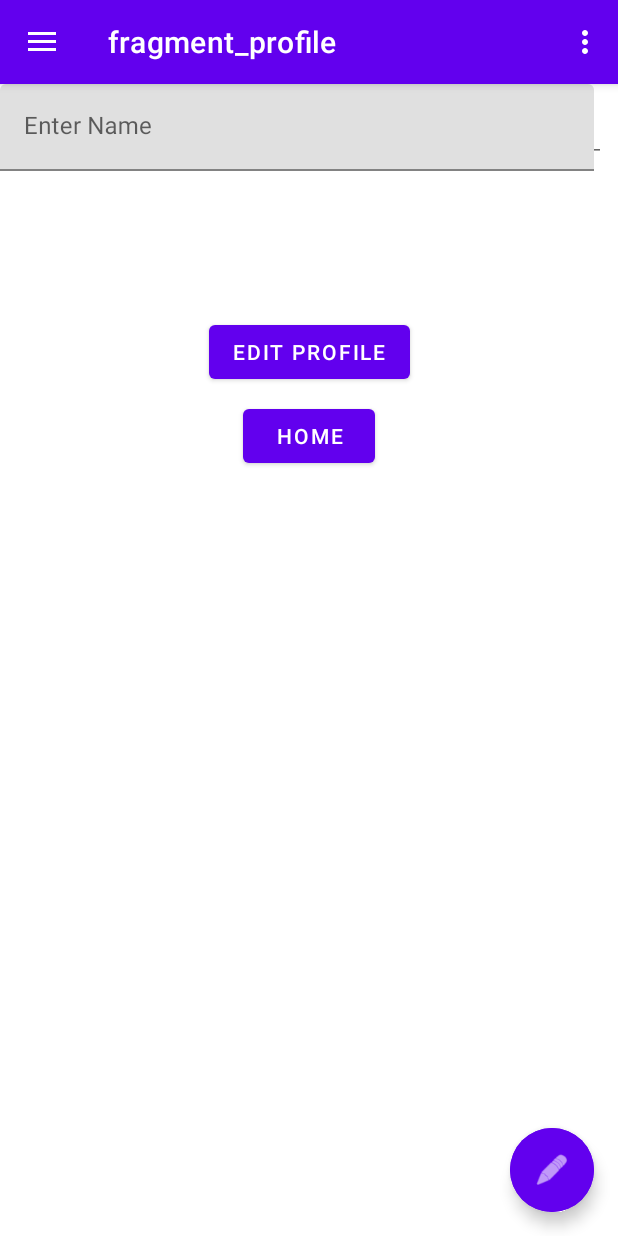
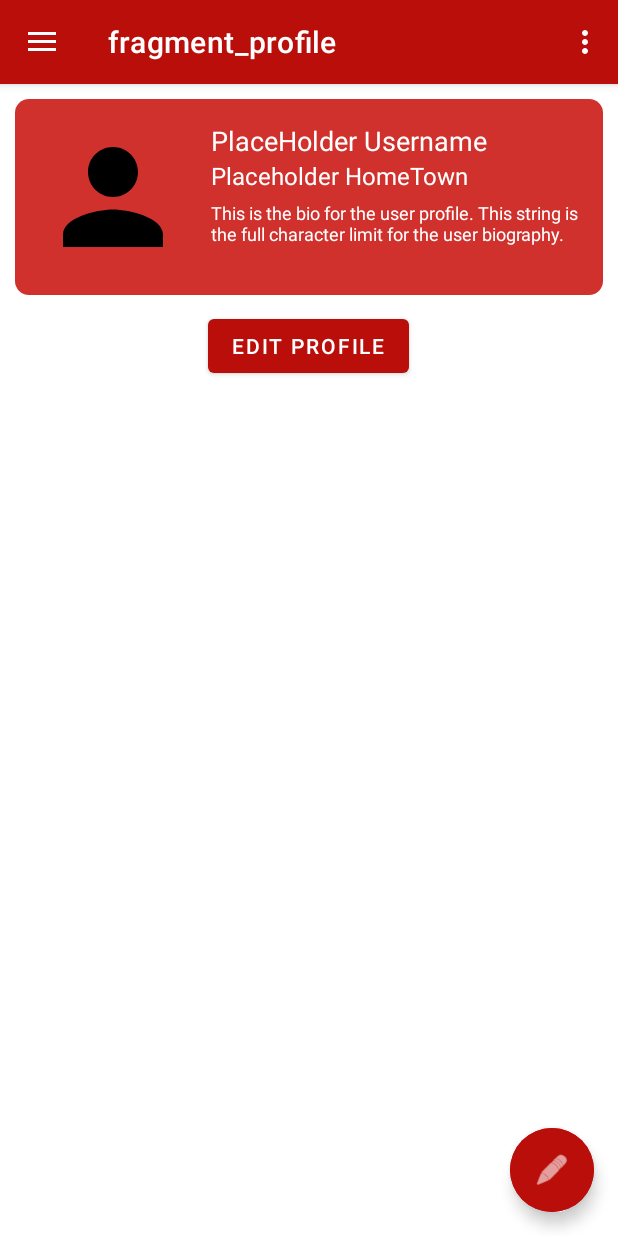
Before and after one commit to bpetroski/travel-log-app, an Android app: the screen it shows after launch (MainActivity), after a tap on "VIEW PROFILE", on a phone screen of 412 x 824 dp. Run offline under Robolectric (Android 15) with nearby library versions, the phone set to English and light mode, and no system bars; our stand-ins replace navigation-ui; 1 statement that could not run was skipped.

Commit message:
bpetroski - updates: - added colors and changed base theme to red - Fixed profile fragment so it now shows up. - renamed textview IDs for ProfileFragment
Signed-off-by: bpetroski <brenden.petroski@gmail.com>

```diff
--- a/app/src/main/java/com/travelbetadisaster/travel_log/ui/profile/ProfileFragment.kt
+++ b/app/src/main/java/com/travelbetadisaster/travel_log/ui/profile/ProfileFragment.kt
@@ -38,9 +38,9 @@ class ProfileFragment : Fragment() {
         val view = binding.root
 
 
-        textViewName = view.findViewById(R.id.name)
-        textViewHomeTown = view.findViewById(R.id.hometown)
-        textViewDescription = view.findViewById(R.id.bioContainer)
+        textViewName = view.findViewById(R.id.userName)
+        textViewHomeTown = view.findViewById(R.id.userHometown)
+        textViewDescription = view.findViewById(R.id.userBio)
 
         listenerSetup()
 
@@ -53,7 +53,7 @@ class ProfileFragment : Fragment() {
       //  TODO("set button names correctly")
       //  TODO("there are no buttons on fragment")
         binding.editButton.setOnClickListener { onEditClick() }
-        binding.homeButton.setOnClickListener { onXClick() }
+//        binding.homeButton.setOnClickListener { onXClick() }
      //   /*binding.historyButton.setOnClickListener { onHistoryClick() }*/ TODO( "if history is implemented in time re-enable this")
     }
 
--- a/app/src/main/res/layout/fragment_edit_journal_entry.xml
+++ b/app/src/main/res/layout/fragment_edit_journal_entry.xml
@@ -93,7 +93,7 @@
             android:layout_weight="1"
             android:id="@+id/btnSetLocation"
             android:contentDescription="@string/set_location"
-            android:backgroundTint="@color/design_default_color_primary"
+            android:backgroundTint="?attr/colorPrimary"
             android:src="@drawable/baseline_pin_drop_24"
             app:tint="@color/design_default_color_on_primary">
         </ImageButton>
@@ -148,7 +148,7 @@
             android:layout_width="match_parent"
             android:layout_height="match_parent"
             android:layout_weight="2"
-            android:backgroundTint="@color/design_default_color_primary"
+            android:backgroundTint="?attr/colorPrimary"
             android:contentDescription="@string/add_picture"
             android:src="@drawable/ic_menu_camera"
             app:tint="@color/design_default_color_on_primary">
--- a/app/src/main/res/layout/fragment_journal_entry.xml
+++ b/app/src/main/res/layout/fragment_journal_entry.xml
@@ -9,8 +9,8 @@
 
     <LinearLayout
         android:layout_width="match_parent"
-        android:layout_height="wrap_content"
-        android:background="@color/design_default_color_primary">
+        android:layout_height="80dp"
+        android:background="?attr/colorPrimary">
 
 <!--        <TextView
             android:layout_width="wrap_content"
@@ -32,7 +32,7 @@
             android:id="@+id/btnEdit"
             android:contentDescription="@string/edit"
             android:src="@drawable/edit_journal"
-            android:backgroundTint="@color/design_default_color_primary"
+            android:backgroundTint="?attr/colorPrimary"
             app:tint="@color/design_default_color_on_primary" />
 
         <ImageButton
@@ -44,7 +44,7 @@
             android:id="@+id/btnDelete"
             android:contentDescription="@string/delete"
             android:src="@drawable/baseline_delete_24"
-            android:backgroundTint="@color/design_default_color_primary"
+            android:backgroundTint="?attr/colorPrimary"
             app:tint="@color/design_default_color_on_primary" />
 
     </LinearLayout>
--- a/app/src/main/res/layout/fragment_profile.xml
+++ b/app/src/main/res/layout/fragment_profile.xml
@@ -3,114 +3,79 @@
     xmlns:app="http://schemas.android.com/apk/res-auto"
     xmlns:tools="http://schemas.android.com/tools"
     android:layout_width="match_parent"
-    android:layout_height="match_parent">
+    android:layout_height="match_parent"
+    android:orientation="vertical">
 
-    <androidx.constraintlayout.widget.ConstraintLayout
+
+    <LinearLayout
         android:layout_width="match_parent"
-        android:layout_height="match_parent">
+        android:layout_height="wrap_content"
+        android:layout_margin="10dp"
+        android:backgroundTint="?attr/colorSecondaryVariant"
+        android:background="@drawable/rounded_background"
+        android:orientation="horizontal">
 
         <ImageView
-            android:id="@+id/imageView"
+            android:id="@+id/profilePicture"
+            android:layout_width="100dp"
+            android:layout_height="100dp"
+            android:layout_margin="15dp"
+            android:contentDescription="@string/your_profile_picture"
+            tools:ignore="ImageContrastCheck"
+            android:src="@drawable/profilepic" />
+
+        <LinearLayout
+            android:layout_width="match_parent"
+            android:layout_height="wrap_content"
+            android:orientation="vertical"
+            android:layout_marginTop="15dp"
+            android:layout_marginEnd="15dp">
+
+            <TextView
+                android:id="@+id/userName"
                 android:layout_width="wrap_content"
                 android:layout_height="wrap_content"
-            android:layout_marginEnd="140dp"
-            android:layout_marginBottom="8dp"
-            android:contentDescription="@string/todo"
-            app:layout_constraintBottom_toTopOf="@+id/hometown"
-            app:layout_constraintEnd_toEndOf="parent"
-            app:layout_constraintHorizontal_bias="0.498"
-            app:layout_constraintTop_toTopOf="parent"
-            app:layout_constraintVertical_bias="0.0"
-            tools:ignore="ImageContrastCheck"
-            tools:srcCompat="@tools:sample/avatars" />
+                android:text="@string/placeholder_username"
+                android:textColor="@color/design_default_color_on_primary"
+                android:textSize="18sp" />
 
-        <com.google.android.material.textfield.TextInputLayout
-            android:id="@+id/bio"
-            android:layout_width="0dp"
+            <TextView
+                android:id="@+id/userHometown"
+                android:layout_width="wrap_content"
                 android:layout_height="wrap_content"
-            android:hint="@string/enter_bio"
-            app:layout_constraintStart_toStartOf="parent"
-            app:layout_constraintEnd_toEndOf="parent"
-            app:layout_constraintTop_toBottomOf="@id/imageView">
-        </com.google.android.material.textfield.TextInputLayout>
+                android:text="@string/placeholder_hometown"
+                android:textColor="@color/design_default_color_on_primary"
+                android:textSize="16sp"/>
+
+            <TextView
+                android:id="@+id/userBio"
+                android:layout_width="match_parent"
+                android:layout_height="wrap_content"
+                android:layout_marginTop="5dp"
+                android:layout_marginBottom="5dp"
+                android:text="@string/placeholder_bio"
+                android:textColor="@color/design_default_color_on_primary"
+                android:textSize="12sp"/>
+        </LinearLayout>
+
+
+    </LinearLayout>
 
 
     <Button
         android:id="@+id/editButton"
         android:layout_width="wrap_content"
         android:layout_height="wrap_content"
-            android:text="@string/edit_profile"
-            app:layout_constraintTop_toBottomOf="@+id/mapView"
-            app:layout_constraintStart_toStartOf="parent"
-            app:layout_constraintEnd_toEndOf="parent"
-            app:layout_constraintBottom_toTopOf="@+id/homeButton"
-            app:layout_constraintVertical_chainStyle="packed"
-            android:layout_marginTop="16dp"/>
+        android:layout_gravity="center"
+        android:text="@string/edit_profile" />
 
-        <Button
-            android:id="@+id/homeButton"
-            android:layout_width="wrap_content"
-            android:layout_height="wrap_content"
-            android:text="@string/home"
-            app:layout_constraintTop_toBottomOf="@+id/editButton"
-            app:layout_constraintStart_toStartOf="parent"
-            app:layout_constraintEnd_toEndOf="parent"
-            android:layout_marginTop="8dp"/>
+<!--    <include layout="@layout/fragment_journal_list"/>-->
 
-
-        <EditText
-            android:id="@+id/hometown"
-            android:layout_width="230dp"
-            android:layout_height="57dp"
-            android:layout_marginBottom="16dp"
-            android:autofillHints=""
-            android:ems="10"
-            android:hint="@string/hometown"
-            android:inputType="textPostalAddress"
-            app:layout_constraintBottom_toTopOf="@+id/nameContainer"
-            app:layout_constraintEnd_toEndOf="parent"
-            app:layout_constraintHorizontal_bias="0.497"
-            app:layout_constraintStart_toStartOf="parent"
-            app:layout_constraintTop_toTopOf="parent" />
-
-        <com.google.android.material.textfield.TextInputEditText
-            android:id="@+id/bioContainer"
-            android:layout_width="395dp"
-            android:layout_height="52dp"
-            app:layout_constraintEnd_toEndOf="parent"
-            app:layout_constraintStart_toStartOf="parent"
-            tools:ignore="MissingConstraints"
-            tools:layout_editor_absoluteY="465dp"
-            tools:text="Enter Bio" />
-
-        <com.google.android.material.textfield.TextInputLayout
-            android:id="@+id/nameContainer"
-            android:layout_width="422dp"
-            android:layout_height="58dp"
-            android:hint="@string/enter_name"
-            app:layout_constraintStart_toStartOf="parent"
-            tools:layout_editor_absoluteY="369dp"
-            tools:ignore="MissingConstraints,VisualLintBounds">
-
-            <com.google.android.material.textfield.TextInputEditText
-                android:id="@+id/name"
-                android:layout_width="396dp"
-                android:layout_height="match_parent"
-                android:textColorHint="#616161"
-                tools:ignore="TextContrastCheck" />
-        </com.google.android.material.textfield.TextInputLayout>
-
-        <com.google.android.gms.maps.MapView
+<!-- not exactly sure what this was for? -->
+<!--    <com.google.android.gms.maps.MapView
         android:id="@+id/mapView"
         android:layout_width="wrap_content"
         android:layout_height="wrap_content"
-            app:layout_constraintBottom_toBottomOf="parent"
-            app:layout_constraintEnd_toEndOf="parent"
-            app:layout_constraintHorizontal_bias="0.498"
-            app:layout_constraintStart_toStartOf="parent"
-            app:layout_constraintTop_toBottomOf="@+id/bioContainer"
-            app:layout_constraintVertical_bias="0.121"
-            tools:ignore="SpeakableTextPresentCheck" />
+        tools:ignore="SpeakableTextPresentCheck" />-->
 
-    </androidx.constraintlayout.widget.ConstraintLayout>
 </LinearLayout>
--- a/app/src/main/res/layout/item_bucket_list.xml
+++ b/app/src/main/res/layout/item_bucket_list.xml
@@ -6,7 +6,7 @@
     android:layout_width="match_parent"
     android:layout_height="wrap_content"
     android:layout_margin="5dp"
-    app:cardBackgroundColor="@color/design_default_color_primary"
+    app:cardBackgroundColor="?attr/colorSecondaryVariant"
     app:cardCornerRadius="12dp"
     app:cardElevation="3dp"
     app:contentPadding="4dp">
--- a/app/src/main/res/layout/item_journal.xml
+++ b/app/src/main/res/layout/item_journal.xml
@@ -5,7 +5,7 @@
     android:layout_width="match_parent"
     android:layout_height="wrap_content"
     android:layout_margin="5dp"
-    app:cardBackgroundColor="@color/design_default_color_primary"
+    app:cardBackgroundColor="?attr/colorSecondaryVariant"
     app:cardCornerRadius="12dp"
     app:cardElevation="3dp"
     app:contentPadding="4dp">
@@ -39,6 +39,7 @@
                 android:layout_width="match_parent"
                 android:layout_height="wrap_content"
                 android:background="@drawable/rounded_background"
+                android:backgroundTint="?attr/colorSecondary"
                 android:paddingHorizontal="10dp"
                 android:orientation="horizontal">
                 <TextView
@@ -55,7 +56,7 @@
                     android:id="@+id/journalEntryDate"
                     android:gravity="center"
                     android:layout_weight="3"
-                    android:textSize="11sp"
+                    android:textSize="10sp"
                     android:textColor="@color/design_default_color_on_primary"
                     android:text="@string/default_date"/>
             </LinearLayout>
--- a/app/src/main/res/layout/nav_header_main.xml
+++ b/app/src/main/res/layout/nav_header_main.xml
@@ -3,7 +3,7 @@
     xmlns:app="http://schemas.android.com/apk/res-auto"
     android:layout_width="match_parent"
     android:layout_height="@dimen/nav_header_height"
-    android:background="@drawable/side_nav_bar"
+    android:background="?attr/colorPrimaryVariant"
     android:gravity="bottom"
     android:orientation="vertical"
     android:paddingLeft="@dimen/activity_horizontal_margin"
--- a/app/src/main/res/values/colors.xml
+++ b/app/src/main/res/values/colors.xml
@@ -7,4 +7,10 @@
     <color name="teal_700">#FF018786</color>
     <color name="black">#FF000000</color>
     <color name="white">#FFFFFFFF</color>
+    <color name="red">#D0312D</color>
+    <color name="Cherry">#990F02</color>
+    <color name="Rose">#E3242B</color>
+    <color name="Crimson">#B90E0A</color>
+    <color name="Blush">#BC544B</color>
+    <color name="Candy">#D21404</color>
 </resources>
--- a/app/src/main/res/values/strings.xml
+++ b/app/src/main/res/values/strings.xml
@@ -61,4 +61,8 @@
     <string name="fragment_profile">fragment_profile</string>
     <string name="default_date">01/01/1970</string>
     <string name="new_bucket_list_item">New Bucket List Item</string>
+    <string name="your_profile_picture">Your Profile Picture</string>
+    <string name="placeholder_username">PlaceHolder Username</string>
+    <string name="placeholder_hometown">Placeholder HomeTown</string>
+    <string name="placeholder_bio">This is the bio for the user profile. This string is the full character limit for the user biography.</string>
 </resources>
--- a/app/src/main/res/values/themes.xml
+++ b/app/src/main/res/values/themes.xml
@@ -2,12 +2,12 @@
     <!-- Base application theme. -->
     <style name="Theme.Travel_Log" parent="Theme.MaterialComponents.DayNight.DarkActionBar">
         <!-- Primary brand color. -->
-        <item name="colorPrimary">@color/purple_500</item>
-        <item name="colorPrimaryVariant">@color/purple_700</item>
+        <item name="colorPrimary">@color/Crimson</item>
+        <item name="colorPrimaryVariant">@color/Cherry</item>
         <item name="colorOnPrimary">@color/white</item>
         <!-- Secondary brand color. -->
-        <item name="colorSecondary">@color/teal_200</item>
-        <item name="colorSecondaryVariant">@color/teal_700</item>
+        <item name="colorSecondary">@color/Blush</item>
+        <item name="colorSecondaryVariant">@color/red</item>
         <item name="colorOnSecondary">@color/black</item>
         <!-- Status bar color. -->
         <item name="android:statusBarColor">?attr/colorPrimaryVariant</item>
```
Lines whose indentation alone changed are shown as unchanged.
